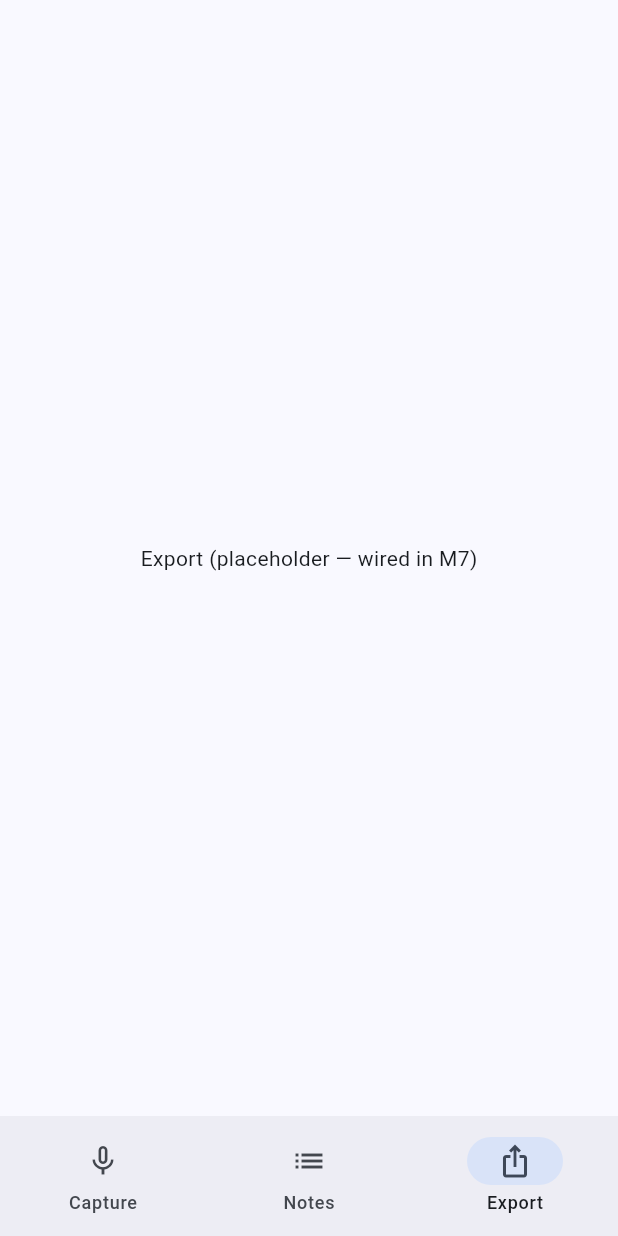
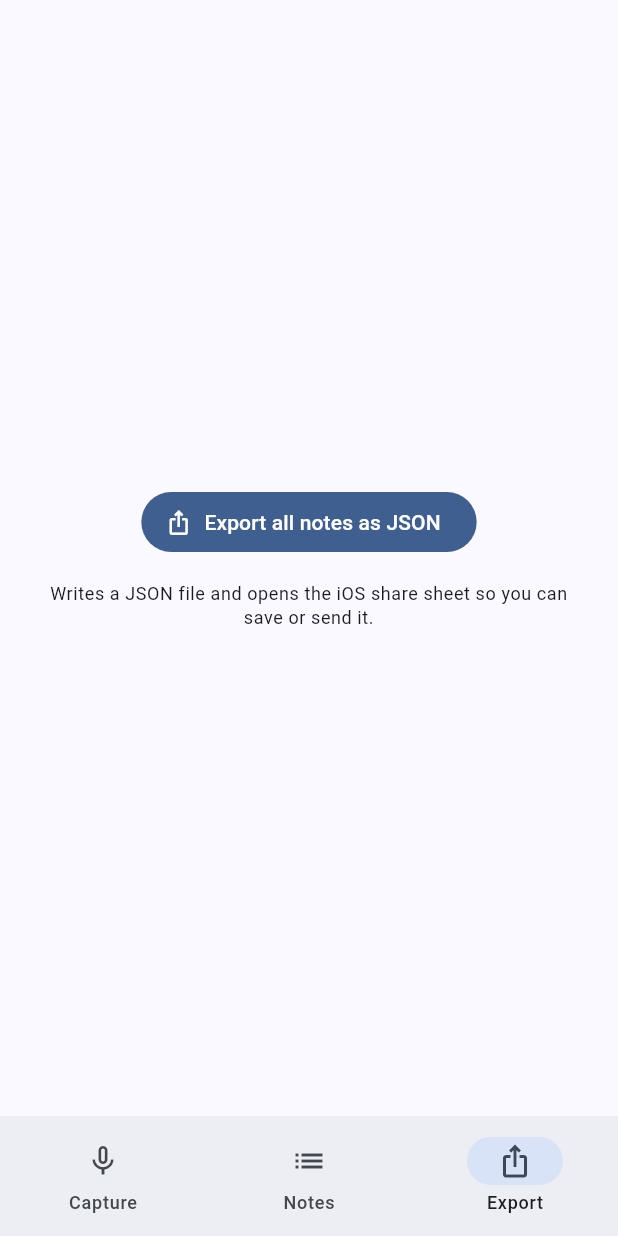
Before and after one commit to kilsekddd/shower-thoughts, a Flutter app: the screen it shows after launch, item 3 of the bottom bar chosen, on a phone screen of 412 x 824 dp. Run offline on Flutter 3.47's test engine with Material 3 defaults, Android fonts, the phone set to English and light mode, and no system bars; our stand-ins replace drift, flutter_riverpod, share_plus, sqlite3_flutter_libs; missing offline and left inert: dart:ffi, record; accounts and stored records are empty; generated files the repository leaves out were written again; statements that could not run were skipped.

Commit message:
M7: JSON export to share sheet
JsonExporter serializes every row in the notes table to the v1 schema
(schema: shower-thoughts.export.v1, exported_at UTC ISO 8601, notes[]
with created_at as ISO not epoch ms) and writes it to a timestamped
file under the documents dir. buildJsonObject is pulled out static so
tests can assert on the shape without going through the filesystem.

ExportController orchestrates the round-trip: idle -> running -> done |
failed. share callback is injectable so the controller stays unit-
testable without a platform channel. Default uses Share.shareXFiles
from share_plus 10.x with mimeType application/json.

Tests cover the populated round-trip (every id present, schema field
set, created_at as ISO, exported_at UTC) and the empty-DB case.

Co-Authored-By: Claude Opus 4.7 (1M context) <noreply@anthropic.com>

```diff
--- a/lib/app/export_controller.dart
+++ b/lib/app/export_controller.dart
@@ -0,0 +1,72 @@
+// ignore_for_file: prefer_initializing_formals
+//
+// Same rationale as in capture_controller.dart: public named args + private
+// fields beats forcing `_exporter:` at every call site.
+
+import 'package:flutter_riverpod/flutter_riverpod.dart';
+import 'package:share_plus/share_plus.dart';
+
+import '../export/json_exporter.dart';
+
+/// State of the one-shot "export to JSON" action surfaced on the Export page.
+sealed class ExportState {
+  const ExportState();
+}
+
+final class ExportIdle extends ExportState {
+  const ExportIdle();
+}
+
+final class ExportRunning extends ExportState {
+  const ExportRunning();
+}
+
+final class ExportDone extends ExportState {
+  const ExportDone({required this.filePath});
+  final String filePath;
+}
+
+final class ExportFailed extends ExportState {
+  const ExportFailed({required this.error});
+  final Object error;
+}
+
+class ExportController extends StateNotifier<ExportState> {
+  ExportController({
+    required JsonExporter exporter,
+    Future<void> Function(String filePath)? share,
+  })  : _exporter = exporter,
+        _share = share ?? _defaultShare,
+        super(const ExportIdle());
+
+  final JsonExporter _exporter;
+  final Future<void> Function(String filePath) _share;
+
+  /// Run the exporter and hand the resulting file to the iOS share sheet.
+  /// Re-runnable: each invocation produces a fresh file with a fresh
+  /// timestamp suffix.
+  Future<void> exportAndShare() async {
+    if (state is ExportRunning) return;
+    state = const ExportRunning();
+    try {
+      final String path = await _exporter.exportAll();
+      await _share(path);
+      state = ExportDone(filePath: path);
+    } catch (e) {
+      state = ExportFailed(error: e);
+    }
+  }
+
+  void dismiss() {
+    if (state is ExportDone || state is ExportFailed) {
+      state = const ExportIdle();
+    }
+  }
+}
+
+Future<void> _defaultShare(String filePath) async {
+  await Share.shareXFiles(
+    <XFile>[XFile(filePath, mimeType: 'application/json')],
+    subject: 'shower-thoughts export',
+  );
+}
--- a/lib/app/providers.dart
+++ b/lib/app/providers.dart
@@ -4,8 +4,10 @@ import '../audio/audio_recorder.dart';
 import '../data/database.dart';
 import '../data/notes_dao.dart';
 import '../data/notes_repository.dart';
+import '../export/json_exporter.dart';
 import '../transcription/transcription_service.dart';
 import 'capture_controller.dart';
+import 'export_controller.dart';
 import 'notes_controller.dart';
 
 /// Overridden in `main.dart` after the database is opened so widgets can read
@@ -61,3 +63,13 @@ final FutureProviderFamily<Note?, int> noteByIdProvider =
     FutureProvider.family<Note?, int>((Ref ref, int id) {
   return ref.watch(notesRepositoryProvider).getById(id);
 });
+
+final Provider<JsonExporter> jsonExporterProvider = Provider<JsonExporter>(
+  (Ref ref) => JsonExporter(ref.watch(notesRepositoryProvider)),
+);
+
+final StateNotifierProvider<ExportController, ExportState>
+    exportControllerProvider =
+    StateNotifierProvider<ExportController, ExportState>((Ref ref) {
+  return ExportController(exporter: ref.watch(jsonExporterProvider));
+});
--- a/lib/export/json_exporter.dart
+++ b/lib/export/json_exporter.dart
@@ -0,0 +1,87 @@
+// ignore_for_file: prefer_initializing_formals
+//
+// Public named-arg API with private fields — same rationale as the other
+// controllers.
+
+import 'dart:convert';
+import 'dart:io';
+
+import 'package:path_provider/path_provider.dart';
+
+import '../data/database.dart';
+import '../data/notes_repository.dart';
+
+/// The schema tag baked into every export. Per CLAUDE.md, this value is a
+/// contract: external consumers key off it, so bump the version if the shape
+/// ever changes.
+const String exportSchemaV1 = 'shower-thoughts.export.v1';
+
+/// Serializes every note in the database into the v1 export JSON shape and
+/// writes it to a file in the app's documents directory. Returns the file path
+/// so the controller can hand it to the iOS share sheet.
+class JsonExporter {
+  JsonExporter(this._repository, {Directory? documentsDirOverride})
+      : _documentsDirOverride = documentsDirOverride,
+        _now = DateTime.now;
+
+  /// Test seam: inject the docs dir + clock without faking path_provider.
+  JsonExporter.forTesting(
+    this._repository, {
+    required Directory documentsDir,
+    DateTime Function() now = DateTime.now,
+  })  : _documentsDirOverride = documentsDir,
+        _now = now;
+
+  final NotesRepository _repository;
+  final Directory? _documentsDirOverride;
+  final DateTime Function() _now;
+
+  /// Writes the export JSON to `<documents>/shower-thoughts-export-<ts>.json`
+  /// and returns the path. Overwrites any existing file at the same path.
+  Future<String> exportAll() async {
+    final List<Note> all = await _repository.listAllNewestFirst();
+    final Map<String, Object?> body = buildJsonObject(all, exportedAt: _now());
+
+    final Directory docs =
+        _documentsDirOverride ?? await getApplicationDocumentsDirectory();
+    await docs.create(recursive: true);
+    final String path =
+        '${docs.path}${Platform.pathSeparator}${_filename(_now())}';
+    final File file = File(path);
+    await file.writeAsString(
+      const JsonEncoder.withIndent('  ').convert(body),
+      flush: true,
+    );
+    return path;
+  }
+
+  /// Pure transformation: rows in → v1-shaped JSON map. Pulled out so tests
+  /// can assert on the shape without going through the filesystem.
+  static Map<String, Object?> buildJsonObject(
+    List<Note> notes, {
+    required DateTime exportedAt,
+  }) {
+    return <String, Object?>{
+      'schema': exportSchemaV1,
+      'exported_at': exportedAt.toUtc().toIso8601String(),
+      'notes': notes
+          .map((Note n) => <String, Object?>{
+                'id': n.id,
+                'created_at':
+                    DateTime.fromMillisecondsSinceEpoch(n.createdAt, isUtc: true)
+                        .toIso8601String(),
+                'duration_ms': n.durationMs,
+                'transcript': n.transcript,
+                'model_id': n.modelId,
+              })
+          .toList(growable: false),
+    };
+  }
+
+  String _filename(DateTime when) {
+    // Compact timestamp suffix so multiple exports don't clobber each other in
+    // the user's Files app.
+    final String ts = when.toUtc().toIso8601String().replaceAll(':', '-');
+    return 'shower-thoughts-export-$ts.json';
+  }
+}
--- a/lib/ui/pages/export_page.dart
+++ b/lib/ui/pages/export_page.dart
@@ -1,12 +1,94 @@
 import 'package:flutter/material.dart';
+import 'package:flutter_riverpod/flutter_riverpod.dart';
 
-class ExportPage extends StatelessWidget {
+import '../../app/export_controller.dart';
+import '../../app/providers.dart';
+
+class ExportPage extends ConsumerWidget {
   const ExportPage({super.key});
 
   @override
-  Widget build(BuildContext context) {
-    return const Center(
-      child: Text('Export (placeholder — wired in M7)'),
+  Widget build(BuildContext context, WidgetRef ref) {
+    final ExportState state = ref.watch(exportControllerProvider);
+    final ExportController controller =
+        ref.read(exportControllerProvider.notifier);
+
+    return Padding(
+      padding: const EdgeInsets.all(24),
+      child: Center(
+        child: Column(
+          mainAxisSize: MainAxisSize.min,
+          children: <Widget>[
+            FilledButton.icon(
+              onPressed:
+                  state is ExportRunning ? null : controller.exportAndShare,
+              icon: const Icon(Icons.ios_share),
+              label: const Text('Export all notes as JSON'),
+            ),
+            const SizedBox(height: 16),
+            _Status(state: state, controller: controller),
+          ],
+        ),
+      ),
     );
   }
 }
+
+class _Status extends StatelessWidget {
+  const _Status({required this.state, required this.controller});
+
+  final ExportState state;
+  final ExportController controller;
+
+  @override
+  Widget build(BuildContext context) {
+    final ThemeData theme = Theme.of(context);
+    return switch (state) {
+      ExportIdle() => Text(
+          'Writes a JSON file and opens the iOS share sheet so you can save '
+          'or send it.',
+          style: theme.textTheme.bodySmall,
+          textAlign: TextAlign.center,
+        ),
+      ExportRunning() => Row(
+          mainAxisAlignment: MainAxisAlignment.center,
+          children: <Widget>[
+            const SizedBox(
+              width: 16,
+              height: 16,
+              child: CircularProgressIndicator(strokeWidth: 2),
+            ),
+            const SizedBox(width: 12),
+            Text('Exporting…', style: theme.textTheme.bodyMedium),
+          ],
+        ),
+      ExportDone() => Column(
+          children: <Widget>[
+            Text(
+              'Export complete.',
+              style: theme.textTheme.bodyMedium
+                  ?.copyWith(color: theme.colorScheme.primary),
+            ),
+            TextButton(
+              onPressed: controller.dismiss,
+              child: const Text('OK'),
+            ),
+          ],
+        ),
+      ExportFailed(:final Object error) => Column(
+          children: <Widget>[
+            Text(
+              'Export failed: $error',
+              style: theme.textTheme.bodySmall
+                  ?.copyWith(color: theme.colorScheme.error),
+              textAlign: TextAlign.center,
+            ),
+            TextButton(
+              onPressed: controller.dismiss,
+              child: const Text('Dismiss'),
+            ),
+          ],
+        ),
+    };
+  }
+}
```
Also changed, not shown: 1 other file.
